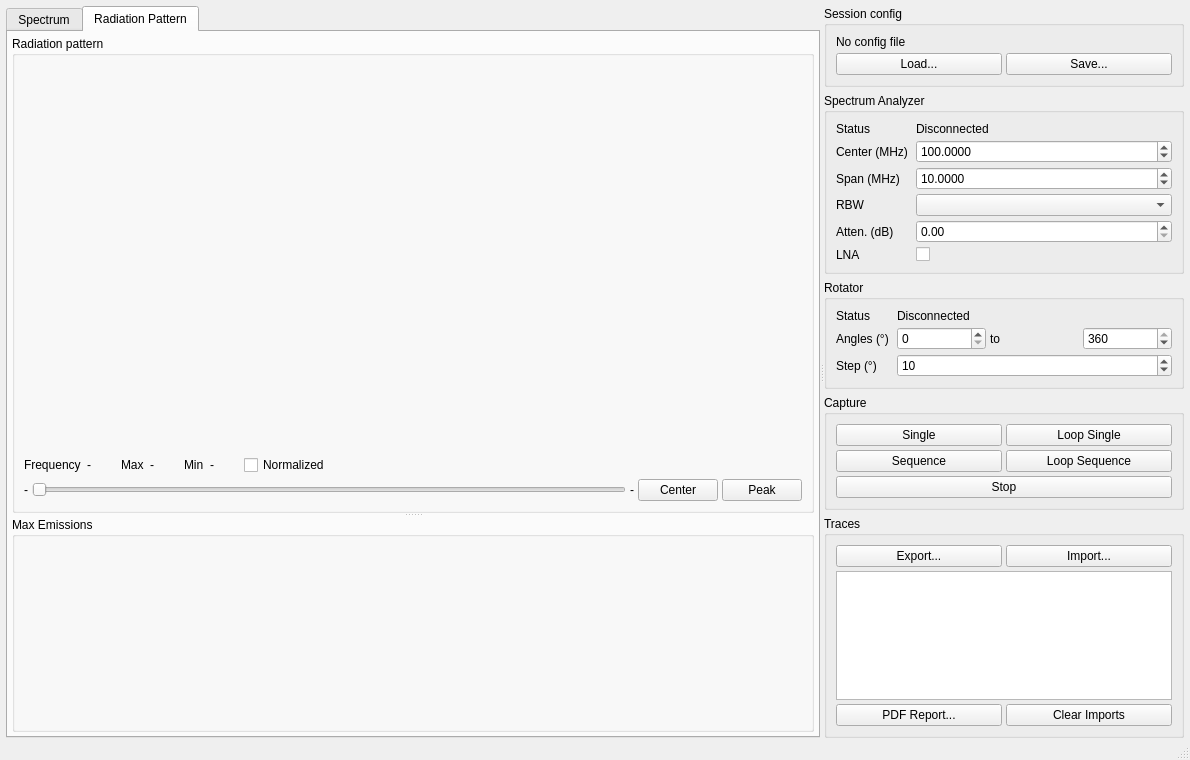
The window that mainwindow.ui (bsan4/polarSA) describes before a commit, drawn with Qt 5.
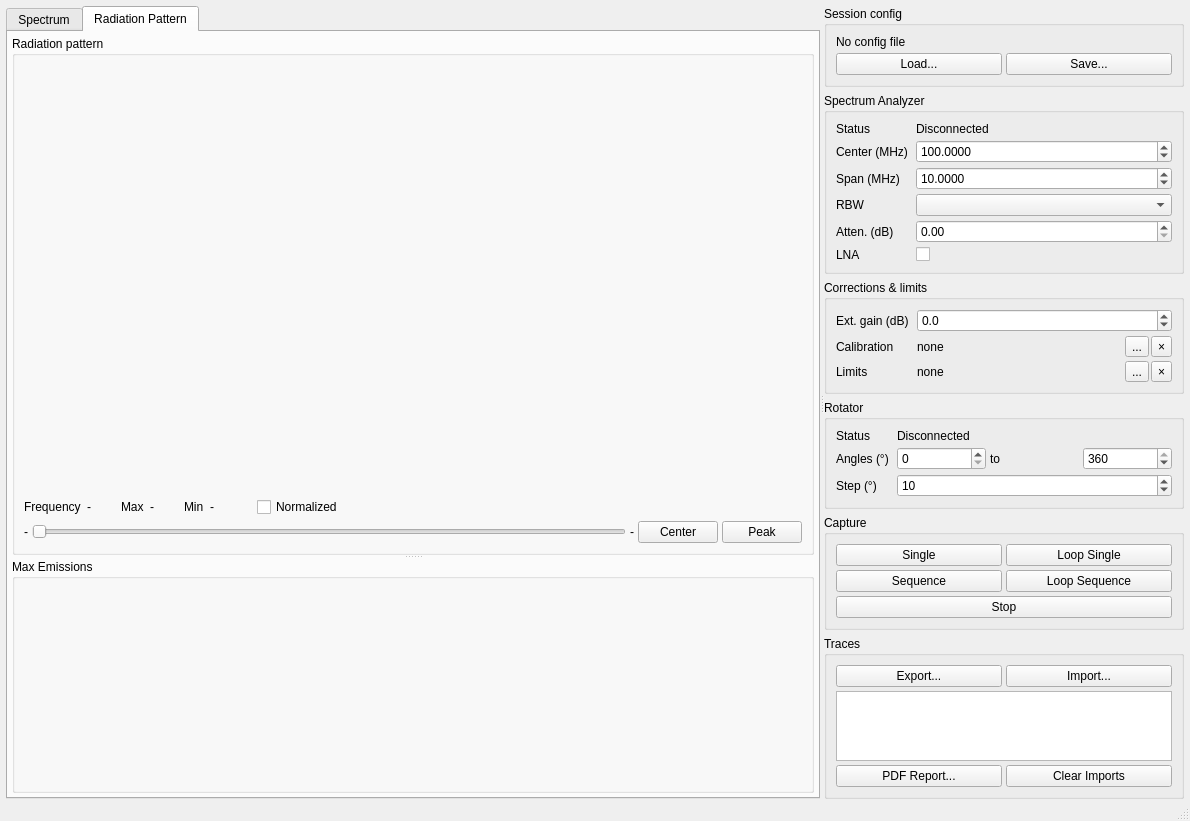
The same window after the commit. Custom widgets are drawn as their Qt base class.

Commit message: Add external gain, setup calibration and EMC limits

What changed in the file:
```diff
--- a/mainwindow.ui
+++ b/mainwindow.ui
@@ -174,6 +174,13 @@
                  </property>
                 </widget>
                </item>
+               <item>
+                <widget class="QLabel" name="lbRPLimits">
+                 <property name="text">
+                  <string/>
+                 </property>
+                </widget>
+               </item>
                <item>
                 <spacer name="horizontalSpacer_4">
                  <property name="orientation">
@@ -451,6 +458,141 @@
           </layout>
          </widget>
         </item>
+        <item>
+         <widget class="QGroupBox" name="groupBox_corrections">
+          <property name="title">
+           <string>Corrections &amp;&amp; limits</string>
+          </property>
+          <layout class="QFormLayout" name="formLayout_corrections">
+           <property name="horizontalSpacing">
+            <number>8</number>
+           </property>
+           <property name="verticalSpacing">
+            <number>4</number>
+           </property>
+           <item row="0" column="0">
+            <widget class="QLabel" name="label_extgain">
+             <property name="text">
+              <string>Ext. gain (dB)</string>
+             </property>
+            </widget>
+           </item>
+           <item row="0" column="1">
+            <widget class="QDoubleSpinBox" name="sbExtGain">
+             <property name="toolTip">
+              <string>Gain between the antenna and the tinySA: + for a preamplifier, - for an attenuator or cable loss. Removed from every new sweep.</string>
+             </property>
+             <property name="decimals">
+              <number>1</number>
+             </property>
+             <property name="minimum">
+              <double>-100.000000000000000</double>
+             </property>
+             <property name="maximum">
+              <double>100.000000000000000</double>
+             </property>
+             <property name="singleStep">
+              <double>0.500000000000000</double>
+             </property>
+            </widget>
+           </item>
+           <item row="1" column="0">
+            <widget class="QLabel" name="label_calibration">
+             <property name="text">
+              <string>Calibration</string>
+             </property>
+            </widget>
+           </item>
+           <item row="1" column="1">
+            <layout class="QHBoxLayout" name="horizontalLayout_lbCalibration">
+             <property name="spacing">
+              <number>2</number>
+             </property>
+             <item>
+              <widget class="QLabel" name="lbCalibration">
+               <property name="sizePolicy">
+                <sizepolicy hsizetype="Ignored" vsizetype="Preferred">
+                 <horstretch>1</horstretch>
+                 <verstretch>0</verstretch>
+                </sizepolicy>
+               </property>
+               <property name="text">
+                <string>none</string>
+               </property>
+              </widget>
+             </item>
+             <item>
+              <widget class="QToolButton" name="pbLoadCalibration">
+               <property name="toolTip">
+                <string>Load a setup calibration file (correction vs frequency, e.g. antenna factor + cable loss)</string>
+               </property>
+               <property name="text">
+                <string>...</string>
+               </property>
+              </widget>
+             </item>
+             <item>
+              <widget class="QToolButton" name="pbClearCalibration">
+               <property name="toolTip">
+                <string>Remove the calibration (levels in dBm)</string>
+               </property>
+               <property name="text">
+                <string>×</string>
+               </property>
+              </widget>
+             </item>
+            </layout>
+           </item>
+           <item row="2" column="0">
+            <widget class="QLabel" name="label_limits">
+             <property name="text">
+              <string>Limits</string>
+             </property>
+            </widget>
+           </item>
+           <item row="2" column="1">
+            <layout class="QHBoxLayout" name="horizontalLayout_lbLimits">
+             <property name="spacing">
+              <number>2</number>
+             </property>
+             <item>
+              <widget class="QLabel" name="lbLimits">
+               <property name="sizePolicy">
+                <sizepolicy hsizetype="Ignored" vsizetype="Preferred">
+                 <horstretch>1</horstretch>
+                 <verstretch>0</verstretch>
+                </sizepolicy>
+               </property>
+               <property name="text">
+                <string>none</string>
+               </property>
+              </widget>
+             </item>
+             <item>
+              <widget class="QToolButton" name="pbLoadLimits">
+               <property name="toolTip">
+                <string>Load an EMC limits file (one or several limit lines)</string>
+               </property>
+               <property name="text">
+                <string>...</string>
+               </property>
+              </widget>
+             </item>
+             <item>
+              <widget class="QToolButton" name="pbClearLimits">
+               <property name="toolTip">
+                <string>Remove the limits</string>
+               </property>
+               <property name="text">
+                <string>×</string>
+               </property>
+              </widget>
+             </item>
+            </layout>
+           </item>
+          </layout>
+         </widget>
+        </item>
         <item>
          <widget class="QGroupBox" name="groupBox_2">
           <property name="title">
```
The commit also changes 25 other files.
